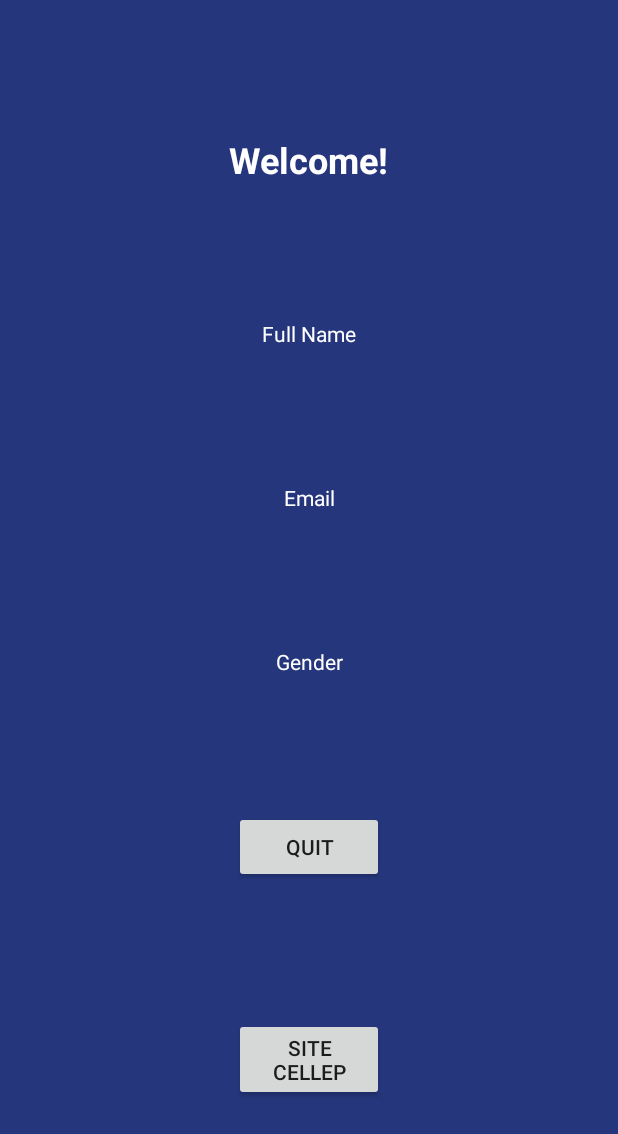
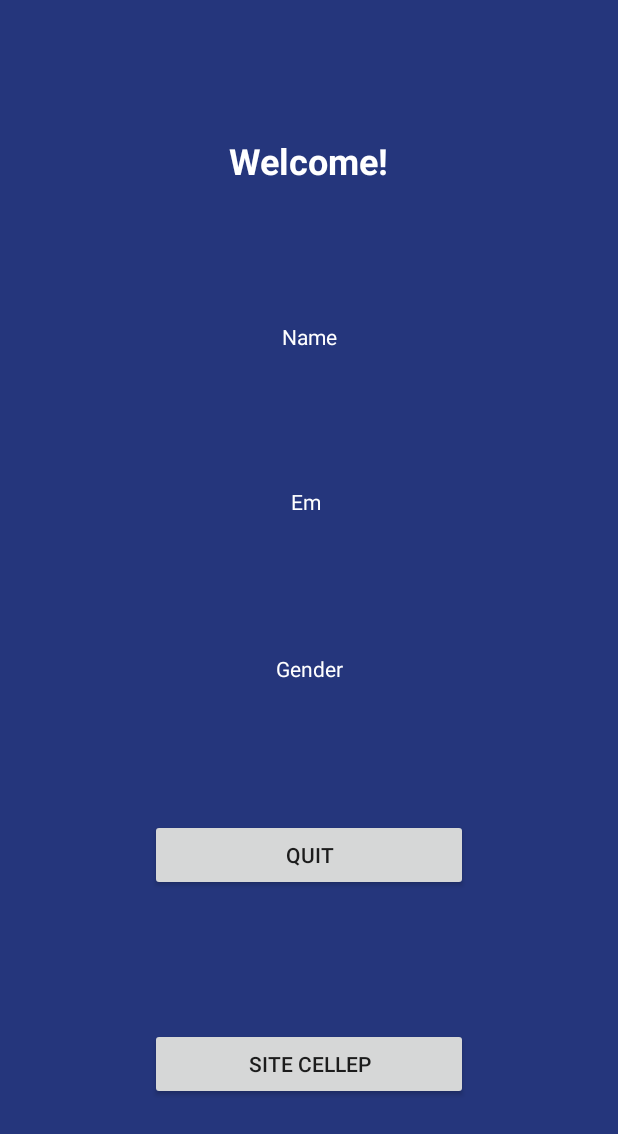
Before and after one commit to erikadesu/estacao_hack, an Android app: the layout activity_main.xml on its own in the app's theme, with its tools: preview values and no code run, on a phone screen of 412 x 824 dp. Shown: the top 1134 px of the screen. Run offline under Robolectric (Android 15) with nearby library versions, the phone set to English and light mode, and no system bars.

Commit message:
set MainActivity screen

```diff
--- a/app/src/main/res/layout/activity_main.xml
+++ b/app/src/main/res/layout/activity_main.xml
@@ -15,68 +15,72 @@
         android:textColor="#FFFFFF"
         android:textSize="24sp"
         android:textStyle="bold"
-        app:layout_constraintBottom_toTopOf="@+id/textView2"
+        app:layout_constraintBottom_toTopOf="@+id/txvMainName"
         app:layout_constraintEnd_toEndOf="parent"
         app:layout_constraintHorizontal_bias="0.5"
         app:layout_constraintStart_toStartOf="parent"
         app:layout_constraintTop_toTopOf="parent" />
 
     <TextView
-        android:id="@+id/textView2"
+        android:id="@+id/txvMainName"
         android:layout_width="wrap_content"
         android:layout_height="wrap_content"
-        android:text="Full Name"
+        android:text="Name"
         android:textColor="#FFFFFF"
-        app:layout_constraintBottom_toTopOf="@+id/textView3"
+        app:layout_constraintBottom_toTopOf="@+id/txvMainEmail"
         app:layout_constraintEnd_toEndOf="parent"
         app:layout_constraintHorizontal_bias="0.5"
         app:layout_constraintStart_toStartOf="parent"
         app:layout_constraintTop_toBottomOf="@+id/textView" />
 
     <TextView
-        android:id="@+id/textView3"
-        android:layout_width="wrap_content"
-        android:layout_height="wrap_content"
+        android:id="@+id/txvMainEmail"
+        android:layout_width="24dp"
+        android:layout_height="20dp"
         android:text="Email"
         android:textColor="#FFFFFF"
-        app:layout_constraintBottom_toTopOf="@+id/textView4"
+        app:layout_constraintBottom_toTopOf="@+id/txvMainGender"
         app:layout_constraintEnd_toEndOf="parent"
         app:layout_constraintHorizontal_bias="0.5"
         app:layout_constraintStart_toStartOf="parent"
-        app:layout_constraintTop_toBottomOf="@+id/textView2" />
+        app:layout_constraintTop_toBottomOf="@+id/txvMainName" />
 
     <TextView
-        android:id="@+id/textView4"
+        android:id="@+id/txvMainGender"
         android:layout_width="wrap_content"
         android:layout_height="wrap_content"
         android:text="Gender"
         android:textColor="#FFFFFF"
-        app:layout_constraintBottom_toTopOf="@+id/button"
+        app:layout_constraintBottom_toTopOf="@+id/btnMainQuit"
         app:layout_constraintEnd_toEndOf="parent"
         app:layout_constraintHorizontal_bias="0.5"
         app:layout_constraintStart_toStartOf="parent"
-        app:layout_constraintTop_toBottomOf="@+id/textView3" />
+        app:layout_constraintTop_toBottomOf="@+id/txvMainEmail" />
 
     <Button
-        android:id="@+id/button"
-        android:layout_width="100dp"
+        android:id="@+id/btnMainQuit"
+        android:layout_width="0dp"
         android:layout_height="wrap_content"
+        android:layout_marginStart="100dp"
+        android:layout_marginEnd="100dp"
         android:text="Quit"
-        app:layout_constraintBottom_toTopOf="@+id/button2"
+        app:layout_constraintBottom_toTopOf="@+id/btnMainSite"
         app:layout_constraintEnd_toEndOf="parent"
         app:layout_constraintHorizontal_bias="0.5"
         app:layout_constraintStart_toStartOf="parent"
-        app:layout_constraintTop_toBottomOf="@+id/textView4" />
+        app:layout_constraintTop_toBottomOf="@+id/txvMainGender" />
 
     <Button
-        android:id="@+id/button2"
-        android:layout_width="100dp"
+        android:id="@+id/btnMainSite"
+        android:layout_width="0dp"
         android:layout_height="wrap_content"
+        android:layout_marginStart="100dp"
+        android:layout_marginEnd="100dp"
         android:text="Site CELLEP"
         app:layout_constraintBottom_toBottomOf="parent"
         app:layout_constraintEnd_toEndOf="parent"
         app:layout_constraintHorizontal_bias="0.5"
         app:layout_constraintStart_toStartOf="parent"
-        app:layout_constraintTop_toBottomOf="@+id/button" />
+        app:layout_constraintTop_toBottomOf="@+id/btnMainQuit" />
 
 </androidx.constraintlayout.widget.ConstraintLayout>
--- a/app/src/main/res/layout/activity_sign_up.xml
+++ b/app/src/main/res/layout/activity_sign_up.xml
@@ -69,8 +69,10 @@
 
     <Button
         android:id="@+id/btnSignUpButton"
-        android:layout_width="100dp"
+        android:layout_width="0dp"
         android:layout_height="wrap_content"
+        android:layout_marginStart="100dp"
+        android:layout_marginEnd="100dp"
         android:text="Sign Up"
         app:layout_constraintBottom_toBottomOf="parent"
         app:layout_constraintEnd_toEndOf="parent"
```
Also changed, not shown: app/src/main/java/com/erikadesu/estacaohack/MainActivity.kt (+43 -0 lines), app/src/main/res/layout/activity_web.xml (+10 -0 lines).
